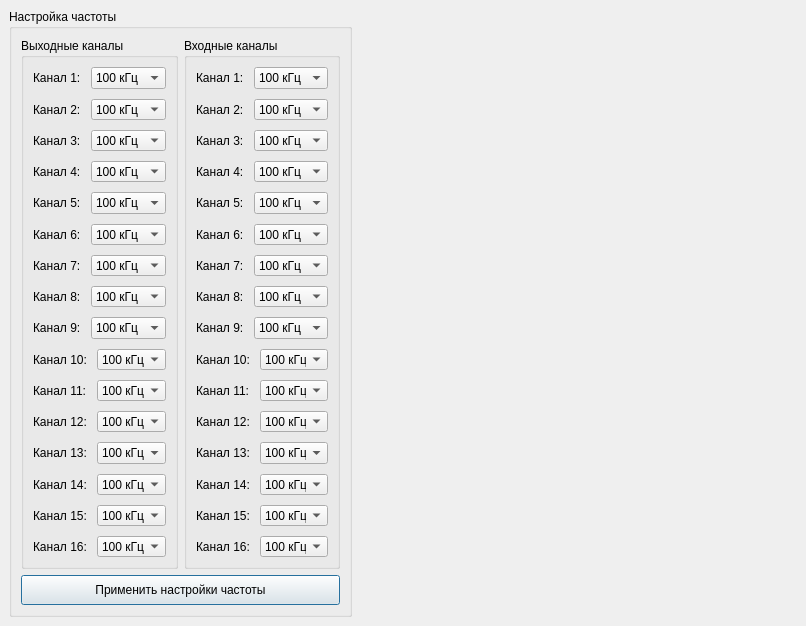
First picture: the form in Elcus/configuringnewconnectionwithelcus.ui, repository dahelmm/SMT_QT, before the edit.
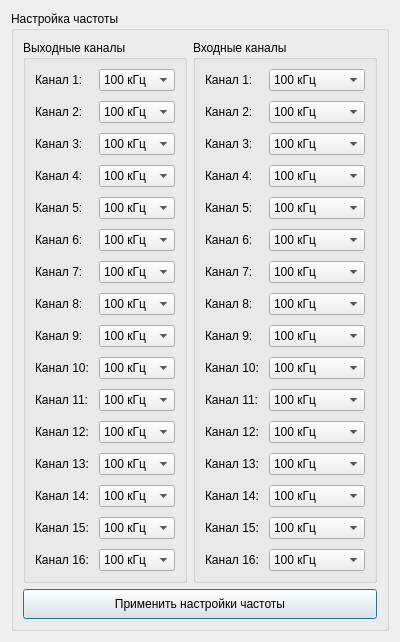
Second picture: the form after the edit.

The edit to the form file:
```diff
--- a/Elcus/configuringnewconnectionwithelcus.ui
+++ b/Elcus/configuringnewconnectionwithelcus.ui
@@ -9,25 +9,19 @@
    <rect>
     <x>0</x>
     <y>0</y>
-    <width>806</width>
-    <height>626</height>
+    <width>364</width>
+    <height>629</height>
    </rect>
   </property>
   <property name="windowTitle">
    <string>Настройка каналов</string>
   </property>
+  <layout class="QGridLayout" name="gridLayout">
+   <item row="0" column="0">
   <widget class="QGroupBox" name="gB_settingFreeq">
    <property name="enabled">
     <bool>true</bool>
    </property>
-   <property name="geometry">
-    <rect>
-     <x>9</x>
-     <y>9</y>
-     <width>343</width>
-     <height>608</height>
-    </rect>
-   </property>
    <property name="title">
     <string>Настройка частоты</string>
    </property>
@@ -1314,6 +1308,8 @@
     </item>
    </layout>
   </widget>
+   </item>
+  </layout>
  </widget>
  <resources/>
  <connections/>
```
Lines whose indentation alone changed are shown as unchanged.
